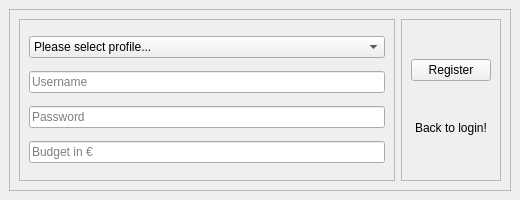
This is frontend/Register.ui in nhatlam96/gui-xtraktor as Qt 5 draws it before an edit. The edited form follows.
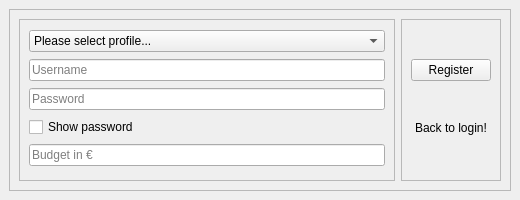
This is the edited form.

Commit message: budget mask not work

What changed in the file:
```diff
--- a/frontend/Register.ui
+++ b/frontend/Register.ui
@@ -98,6 +98,13 @@
             </property>
            </widget>
           </item>
+          <item>
+           <widget class="QCheckBox" name="showPasswordCheckBox">
+            <property name="text">
+             <string>Show password</string>
+            </property>
+           </widget>
+          </item>
           <item>
            <widget class="QLineEdit" name="budgetLineEdit">
             <property name="inputMask">
```
Left out of the diff: 2 changed lines with no effect on the pictures. The commit also changes 1 other file.
